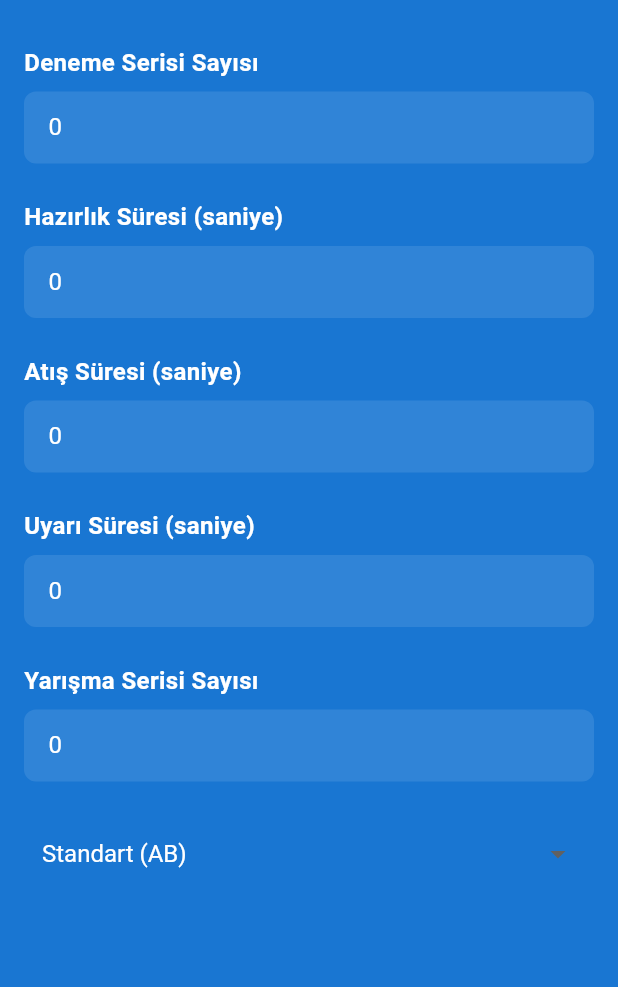
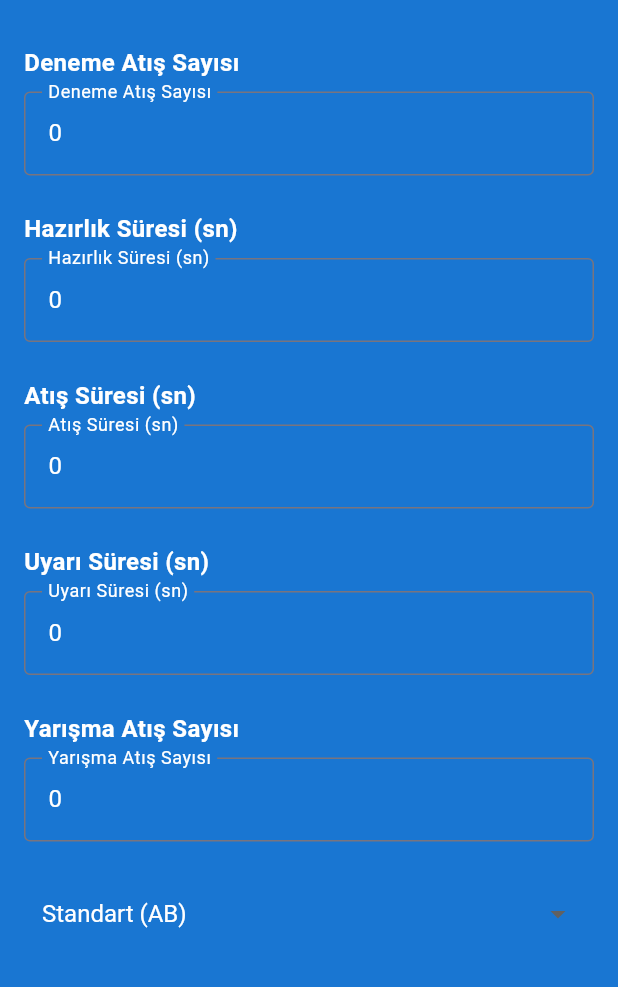
Before and after one commit to hasanali8334/archery_timer, a Flutter app: the SettingsScreen screen opened directly with empty values, on a phone screen of 412 x 824 dp, the part 63-1050 px from its top. Run offline on Flutter 3.47's test engine with Material 3 defaults, Android fonts, the phone set to English and light mode, and no system bars; our stand-ins replace audioplayers, shared_preferences; accounts and stored records are empty.

Commit message:
Fixed settings screen text fields: - Added keyboard support - Updated text field styles - Added proper input actions - Improved visual appearance with outline borders - Updated label texts

```diff
--- a/lib/screens/settings_screen.dart
+++ b/lib/screens/settings_screen.dart
@@ -210,7 +210,7 @@ class _SettingsScreenState extends State<SettingsScreen> {
             crossAxisAlignment: CrossAxisAlignment.start,
             children: [
               const Text(
-                'Deneme Serisi Sayısı',
+                'Deneme Atış Sayısı',
                 style: TextStyle(
                   color: Colors.white,
                   fontSize: 16,
@@ -218,27 +218,21 @@ class _SettingsScreenState extends State<SettingsScreen> {
                 ),
               ),
               const SizedBox(height: 8),
-              Container(
-                decoration: BoxDecoration(
-                  color: Colors.white.withOpacity(0.1),
-                  borderRadius: BorderRadius.circular(8),
-                ),
-                padding: const EdgeInsets.symmetric(horizontal: 16),
-                child: TextField(
+              TextField(
                 controller: _practiceRoundsController,
                 keyboardType: TextInputType.number,
+                textInputAction: TextInputAction.next,
+                decoration: const InputDecoration(
+                  labelText: 'Deneme Atış Sayısı',
+                  border: OutlineInputBorder(),
+                  labelStyle: TextStyle(color: Colors.white),
+                ),
                 style: const TextStyle(color: Colors.white),
-                  decoration: const InputDecoration(
-                    hintText: 'Deneme serisi sayısı (0 veya daha fazla)',
-                    hintStyle: TextStyle(color: Colors.white54),
-                    border: InputBorder.none,
-                  ),
                 onChanged: _updatePracticeRounds,
-                ),
               ),
               const SizedBox(height: 24),
               const Text(
-                'Hazırlık Süresi (saniye)',
+                'Hazırlık Süresi (sn)',
                 style: TextStyle(
                   color: Colors.white,
                   fontSize: 16,
@@ -246,27 +240,21 @@ class _SettingsScreenState extends State<SettingsScreen> {
                 ),
               ),
               const SizedBox(height: 8),
-              Container(
-                decoration: BoxDecoration(
-                  color: Colors.white.withOpacity(0.1),
-                  borderRadius: BorderRadius.circular(8),
-                ),
-                padding: const EdgeInsets.symmetric(horizontal: 16),
-                child: TextField(
+              TextField(
                 controller: _preparationTimeController,
                 keyboardType: TextInputType.number,
+                textInputAction: TextInputAction.next,
+                decoration: const InputDecoration(
+                  labelText: 'Hazırlık Süresi (sn)',
+                  border: OutlineInputBorder(),
+                  labelStyle: TextStyle(color: Colors.white),
+                ),
                 style: const TextStyle(color: Colors.white),
-                  decoration: const InputDecoration(
-                    hintText: '10-60 saniye arası',
-                    hintStyle: TextStyle(color: Colors.white54),
-                    border: InputBorder.none,
-                  ),
                 onChanged: _updatePreparationTime,
-                ),
               ),
               const SizedBox(height: 24),
               const Text(
-                'Atış Süresi (saniye)',
+                'Atış Süresi (sn)',
                 style: TextStyle(
                   color: Colors.white,
                   fontSize: 16,
@@ -274,27 +262,21 @@ class _SettingsScreenState extends State<SettingsScreen> {
                 ),
               ),
               const SizedBox(height: 8),
-              Container(
-                decoration: BoxDecoration(
-                  color: Colors.white.withOpacity(0.1),
-                  borderRadius: BorderRadius.circular(8),
-                ),
-                padding: const EdgeInsets.symmetric(horizontal: 16),
-                child: TextField(
+              TextField(
                 controller: _shootingTimeController,
                 keyboardType: TextInputType.number,
+                textInputAction: TextInputAction.next,
+                decoration: const InputDecoration(
+                  labelText: 'Atış Süresi (sn)',
+                  border: OutlineInputBorder(),
+                  labelStyle: TextStyle(color: Colors.white),
+                ),
                 style: const TextStyle(color: Colors.white),
-                  decoration: const InputDecoration(
-                    hintText: 'Atış süresi (saniye)',
-                    hintStyle: TextStyle(color: Colors.white54),
-                    border: InputBorder.none,
-                  ),
                 onChanged: _updateShootingTime,
-                ),
               ),
               const SizedBox(height: 24),
               const Text(
-                'Uyarı Süresi (saniye)',
+                'Uyarı Süresi (sn)',
                 style: TextStyle(
                   color: Colors.white,
                   fontSize: 16,
@@ -302,27 +284,21 @@ class _SettingsScreenState extends State<SettingsScreen> {
                 ),
               ),
               const SizedBox(height: 8),
-              Container(
-                decoration: BoxDecoration(
-                  color: Colors.white.withOpacity(0.1),
-                  borderRadius: BorderRadius.circular(8),
-                ),
-                padding: const EdgeInsets.symmetric(horizontal: 16),
-                child: TextField(
+              TextField(
                 controller: _warningTimeController,
                 keyboardType: TextInputType.number,
+                textInputAction: TextInputAction.next,
+                decoration: const InputDecoration(
+                  labelText: 'Uyarı Süresi (sn)',
+                  border: OutlineInputBorder(),
+                  labelStyle: TextStyle(color: Colors.white),
+                ),
                 style: const TextStyle(color: Colors.white),
-                  decoration: const InputDecoration(
-                    hintText: '10-60 saniye arası',
-                    hintStyle: TextStyle(color: Colors.white54),
-                    border: InputBorder.none,
-                  ),
                 onChanged: _updateWarningTime,
-                ),
               ),
               const SizedBox(height: 24),
               const Text(
-                'Yarışma Serisi Sayısı',
+                'Yarışma Atış Sayısı',
                 style: TextStyle(
                   color: Colors.white,
                   fontSize: 16,
@@ -330,23 +306,17 @@ class _SettingsScreenState extends State<SettingsScreen> {
                 ),
               ),
               const SizedBox(height: 8),
-              Container(
-                decoration: BoxDecoration(
-                  color: Colors.white.withOpacity(0.1),
-                  borderRadius: BorderRadius.circular(8),
-                ),
-                padding: const EdgeInsets.symmetric(horizontal: 16),
-                child: TextField(
+              TextField(
                 controller: _matchRoundsController,
                 keyboardType: TextInputType.number,
+                textInputAction: TextInputAction.done,
+                decoration: const InputDecoration(
+                  labelText: 'Yarışma Atış Sayısı',
+                  border: OutlineInputBorder(),
+                  labelStyle: TextStyle(color: Colors.white),
+                ),
                 style: const TextStyle(color: Colors.white),
-                  decoration: const InputDecoration(
-                    hintText: 'Yarışma serisi sayısı (1 veya daha fazla)',
-                    hintStyle: TextStyle(color: Colors.white54),
-                    border: InputBorder.none,
-                  ),
                 onChanged: _updateMatchRounds,
-                ),
               ),
               const SizedBox(height: 24),
               SizedBox(
--- a/lib/screens/shooting_screen.dart
+++ b/lib/screens/shooting_screen.dart
@@ -108,6 +108,7 @@ class _ShootingScreenState extends State<ShootingScreen> {
   }
 
   void _onPhaseComplete() {
+    _timer?.cancel();
     setState(() {
       if (isPreparationPhase) {
         // Hazırlık fazı bitti, atış fazına geç
@@ -510,7 +511,7 @@ class _ShootingScreenState extends State<ShootingScreen> {
                       ),
                     ),
                   ),
-                if (!isMatchFinished)
+                if (!isMatchFinished && isRunning)
                   ElevatedButton(
                     onPressed: _onPhaseComplete,
                     style: ElevatedButton.styleFrom(
```
Lines whose indentation alone changed are shown as unchanged.
